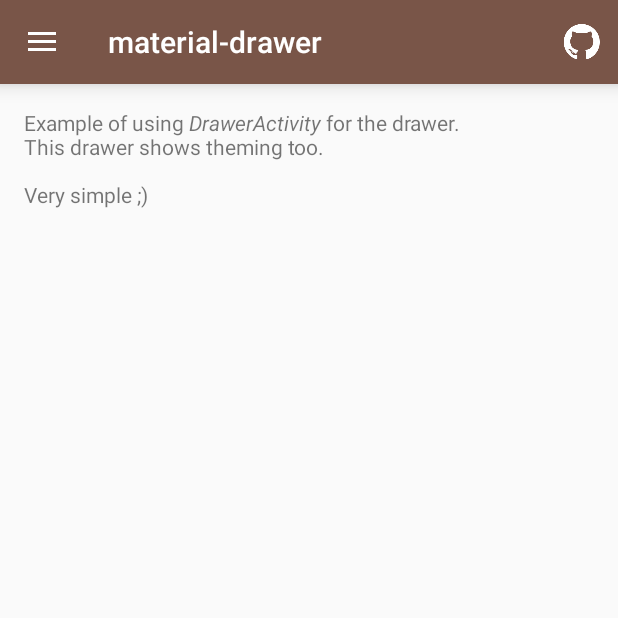
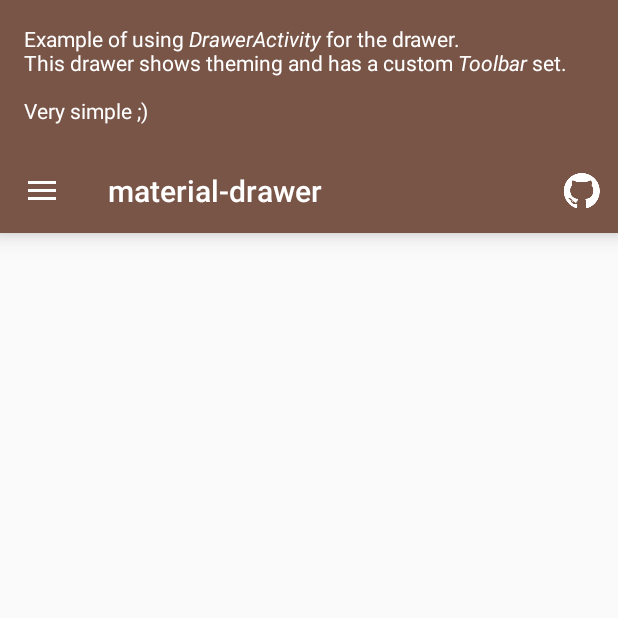
Before and after one commit to janheinrichmerker/material-drawer, an Android app: the MainActivity3 screen opened directly, with no data from a screen before it, on a phone screen of 412 x 824 dp, the top half of it. Run offline under Robolectric (Android 15) with nearby library versions, the phone set to English and light mode, and no system bars; libraries missing offline, so code that uses them is left out: android.support.v7.

Commit message:
Release 2.1.2
Fixed bug with `setSupportActionBar()` in `DrawerActivity`

```diff
--- a/demo/build.gradle
+++ b/demo/build.gradle
@@ -8,8 +8,8 @@ android {
         applicationId "com.heinrichreimersoftware.materialdrawerdemo"
         minSdkVersion 14
         targetSdkVersion 22
-        versionCode 8
-        versionName "2.1"
+        versionCode 10
+        versionName "2.1.2"
     }
     buildTypes {
         release {
--- a/demo/src/main/java/com/heinrichreimersoftware/materialdrawerdemo/MainActivity3.java
+++ b/demo/src/main/java/com/heinrichreimersoftware/materialdrawerdemo/MainActivity3.java
@@ -20,6 +20,7 @@ import android.content.Intent;
 import android.graphics.drawable.BitmapDrawable;
 import android.net.Uri;
 import android.os.Bundle;
+import android.support.v7.widget.Toolbar;
 import android.view.Menu;
 import android.view.MenuItem;
 
@@ -35,6 +36,8 @@ public class MainActivity3 extends DrawerActivity {
     protected void onCreate(Bundle savedInstanceState) {
         super.onCreate(savedInstanceState);
         setContentView(R.layout.activity_main3);
+
+        setSupportActionBar((Toolbar) findViewById(R.id.toolbar));
 
         setDrawerTheme(
                 new DrawerTheme(this)
--- a/demo/src/main/res/layout/activity_main3.xml
+++ b/demo/src/main/res/layout/activity_main3.xml
@@ -1,11 +1,30 @@
 <ScrollView xmlns:android="http://schemas.android.com/apk/res/android"
+    xmlns:app="http://schemas.android.com/apk/res-auto"
     android:layout_width="match_parent"
     android:layout_height="match_parent">
 
-    <TextView
-        android:text="@string/hello_world3"
+    <LinearLayout
         android:layout_width="match_parent"
         android:layout_height="wrap_content"
-        android:padding="@dimen/md_baseline" />
+        android:orientation="vertical"
+        android:background="?attr/colorPrimary"
+        android:elevation="@dimen/md_app_bar_elevation">
+
+        <TextView
+            android:text="@string/hello_world3"
+            android:layout_width="match_parent"
+            android:layout_height="wrap_content"
+            android:padding="@dimen/md_baseline"
+            android:textColor="?android:attr/textColorPrimaryInverse"/>
+
+        <android.support.v7.widget.Toolbar
+            android:id="@+id/toolbar"
+            android:layout_width="match_parent"
+            android:layout_height="?attr/actionBarSize"
+            android:minHeight="?attr/actionBarSize"
+            app:theme="@style/ThemeOverlay.AppCompat.Dark.ActionBar"
+            app:contentInsetStart="72dp" />
+
+    </LinearLayout>
 
 </ScrollView>
--- a/demo/src/main/res/values/strings.xml
+++ b/demo/src/main/res/values/strings.xml
@@ -6,7 +6,7 @@
     <string name="drawer_close">Menu closed</string>
     <string name="hello_world">Custom drawer implementation for Material design apps.\n\nMade by <b>Heinrich Reimer</b></string>
     <string name="hello_world2">Example of using <i>DrawerFrameLayout</i> for the drawer.\nThis drawer has a custom max width of 250dp.\n\nCheck out the sample code on GitHub!</string>
-    <string name="hello_world3">Example of using <i>DrawerActivity</i> for the drawer.\nThis drawer shows theming too.\n\nVery simple ;)</string>
+    <string name="hello_world3">Example of using <i>DrawerActivity</i> for the drawer.\nThis drawer shows theming and has a custom <i>Toolbar</i> set.\n\nVery simple ;)</string>
     <string name="action_github">GitHub</string>
     <string name="lorem_ipsum_short" translatable="false">Lorem ipsum</string>
     <string name="lorem_ipsum_medium" translatable="false">Lorem ipsum dolor sit amet</string>
--- a/library/build.gradle
+++ b/library/build.gradle
@@ -7,8 +7,8 @@ android {
     defaultConfig {
         minSdkVersion 14
         targetSdkVersion 22
-        versionCode 13
-        versionName "2.1"
+        versionCode 15
+        versionName "2.1.2"
     }
     buildTypes {
         release {
--- a/library/src/main/java/com/heinrichreimersoftware/materialdrawer/DrawerActivity.java
+++ b/library/src/main/java/com/heinrichreimersoftware/materialdrawer/DrawerActivity.java
@@ -36,7 +36,8 @@ import java.util.List;
 public class DrawerActivity extends ActionBarActivity {
 
     private DrawerFrameLayout mDrawer;
-    private Toolbar mToolbar;
+    private Toolbar mDefaultToolbar;
+    private Toolbar mCurrentToolbar = null;
     private FrameLayout mFrame;
 
     private ActionBarDrawerToggle mDrawerToggle;
@@ -47,20 +48,25 @@ public class DrawerActivity extends ActionBarActivity {
         super.setContentView(R.layout.md_drawer_activity);
 
         mDrawer = (DrawerFrameLayout) findViewById(R.id.mdDrawerLayout);
-        mToolbar = (Toolbar) findViewById(R.id.mdToolbar);
+        mDefaultToolbar = (Toolbar) findViewById(R.id.mdToolbar);
         mFrame = (FrameLayout) findViewById(R.id.mdFrame);
 
-        setSupportActionBar(mToolbar);
+        setSupportActionBar(mDefaultToolbar);
 
         mDrawer.closeDrawer();
     }
 
+    /**
+     * Set a {@link Toolbar} to act as the {@link android.support.v7.app.ActionBar}ActionBar for this Activity window.
+     * You must take care of hiding the old {@link Toolbar} if necessary.
+     *
+     * @param toolbar Toolbar to set as the Activity's action bar
+     */
     @Override
     public void setSupportActionBar(@Nullable Toolbar toolbar) {
         if (toolbar != null) {
-            if (toolbar != mToolbar) {
-                ViewGroup parent = (ViewGroup) mToolbar.getParent();
-                parent.removeView(mToolbar);
+            if (toolbar != mDefaultToolbar && mDefaultToolbar.getVisibility() != View.GONE) {
+                mDefaultToolbar.setVisibility(View.GONE);
             }
 
             super.setSupportActionBar(toolbar);
@@ -74,6 +80,7 @@ public class DrawerActivity extends ActionBarActivity {
                     invalidateOptionsMenu();
                 }
             };
+            mDrawerToggle.syncState();
             mDrawer.setDrawerListener(mDrawerToggle);
         }
     }
```
Also changed, not shown: gradle.properties (added, +34 -0 lines), 1 other file.
